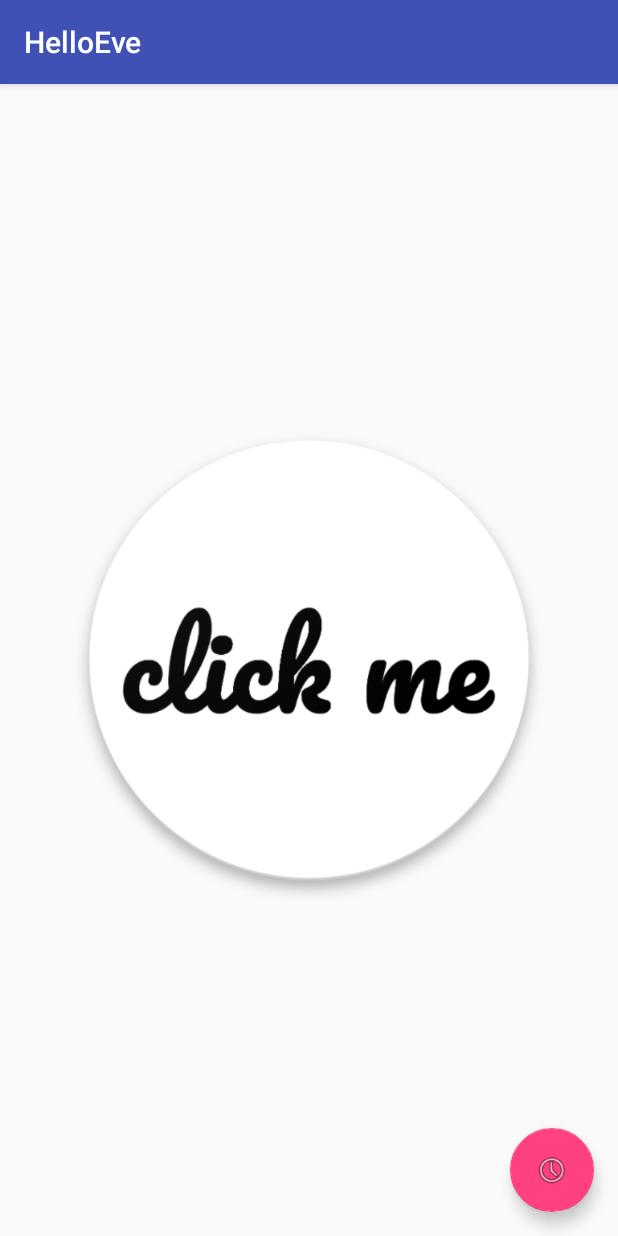
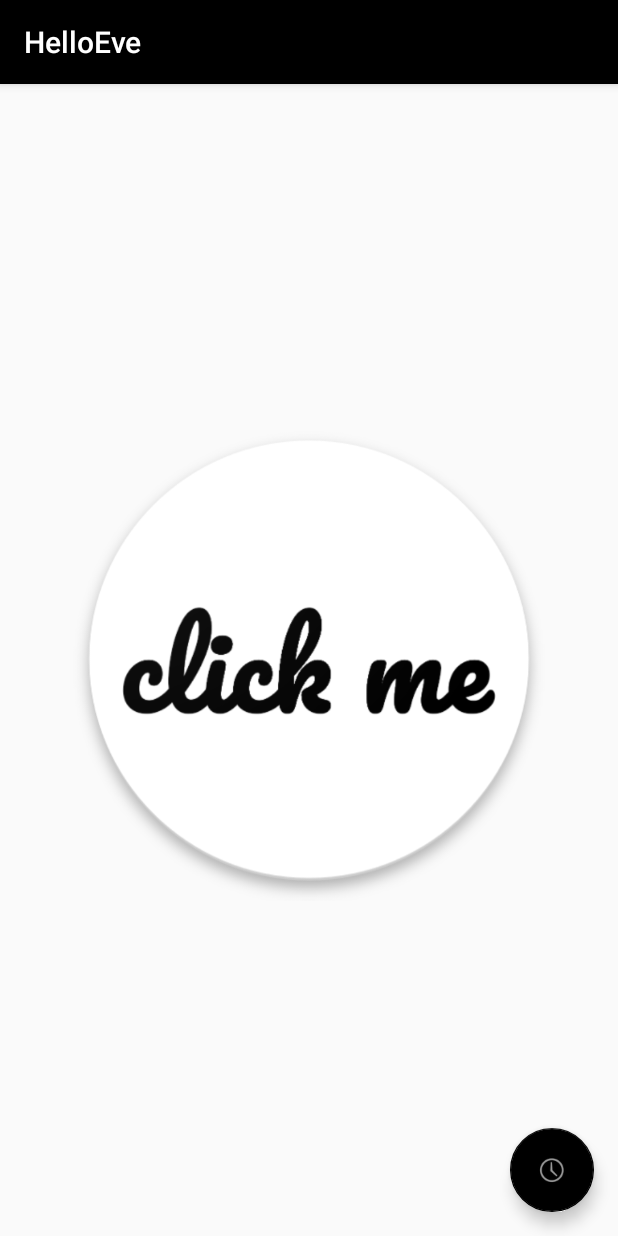
Before and after one commit to gebs/HelloEve, an Android app: the screen it shows after launch (MainActivity), on a phone screen of 412 x 824 dp. Run offline under Robolectric (Android 15) with nearby library versions, the phone set to English and light mode, and no system bars.

Commit message:
changed colors and placement of bötten

```diff
--- a/app/src/main/java/com/mobpro/hslu/itengebs/helloeve/MainActivity.java
+++ b/app/src/main/java/com/mobpro/hslu/itengebs/helloeve/MainActivity.java
@@ -1,7 +1,9 @@
 package com.mobpro.hslu.itengebs.helloeve;
 
+import android.support.v7.app.ActionBar;
 import android.support.v7.app.AppCompatActivity;
 import android.os.Bundle;
+import android.support.v7.widget.Toolbar;
 import android.view.View;
 import android.widget.ImageView;
 import android.widget.Toast;
@@ -11,6 +13,9 @@ public class MainActivity extends AppCompatActivity {
     @Override
     protected void onCreate(Bundle savedInstanceState) {
         super.onCreate(savedInstanceState);
+
+
+
 
         ImageView clickMe = (ImageView) findViewById(R.id.clickMeImage);
 
--- a/app/src/main/res/layout/activity_main.xml
+++ b/app/src/main/res/layout/activity_main.xml
@@ -1,7 +1,11 @@
 <?xml version="1.0" encoding="utf-8"?>
-<android.support.constraint.ConstraintLayout xmlns:android="http://schemas.android.com/apk/res/android"
+<android.support.design.widget.CoordinatorLayout xmlns:android="http://schemas.android.com/apk/res/android"
+    xmlns:tools="http://schemas.android.com/tools"
     xmlns:app="http://schemas.android.com/apk/res-auto"
-    xmlns:tools="http://schemas.android.com/tools"
+    android:layout_width="match_parent"
+    android:layout_height="match_parent">
+
+    <android.support.constraint.ConstraintLayout
         android:layout_width="match_parent"
         android:layout_height="match_parent"
         tools:context="com.mobpro.hslu.itengebs.helloeve.MainActivity">
@@ -12,13 +16,11 @@
             android:layout_height="390dp"
             android:clickable="true"
             android:onClick="onClickMeClick"
-        app:srcCompat="@drawable/web_hi_res_512"
-        tools:layout_editor_absoluteY="32dp"
-        tools:layout_editor_absoluteX="32dp"
+            app:layout_constraintBottom_toBottomOf="parent"
             app:layout_constraintLeft_toLeftOf="parent"
             app:layout_constraintRight_toRightOf="parent"
             app:layout_constraintTop_toTopOf="parent"
-        app:layout_constraintBottom_toBottomOf="parent"/>
+            app:srcCompat="@drawable/web_hi_res_512" />
 
 
         <android.support.design.widget.FloatingActionButton
@@ -26,8 +28,12 @@
             android:layout_width="wrap_content"
             android:layout_height="wrap_content"
             android:layout_margin="16dp"
+            android:background="@color/colorPrimary"
             android:src="@android:drawable/ic_menu_recent_history"
+            app:backgroundTint="@color/colorPrimary"
             app:layout_constraintBottom_toBottomOf="parent"
             app:layout_constraintRight_toRightOf="parent" />
 
     </android.support.constraint.ConstraintLayout>
+
+</android.support.design.widget.CoordinatorLayout>
--- a/app/src/main/res/values/colors.xml
+++ b/app/src/main/res/values/colors.xml
@@ -1,6 +1,6 @@
 <?xml version="1.0" encoding="utf-8"?>
 <resources>
-    <color name="colorPrimary">#3F51B5</color>
+    <color name="colorPrimary">#000000</color>
     <color name="colorPrimaryDark">#303F9F</color>
-    <color name="colorAccent">#FF4081</color>
+    <color name="colorAccent">#FFFFF6</color>
 </resources>
```
Lines whose indentation alone changed are shown as unchanged.
